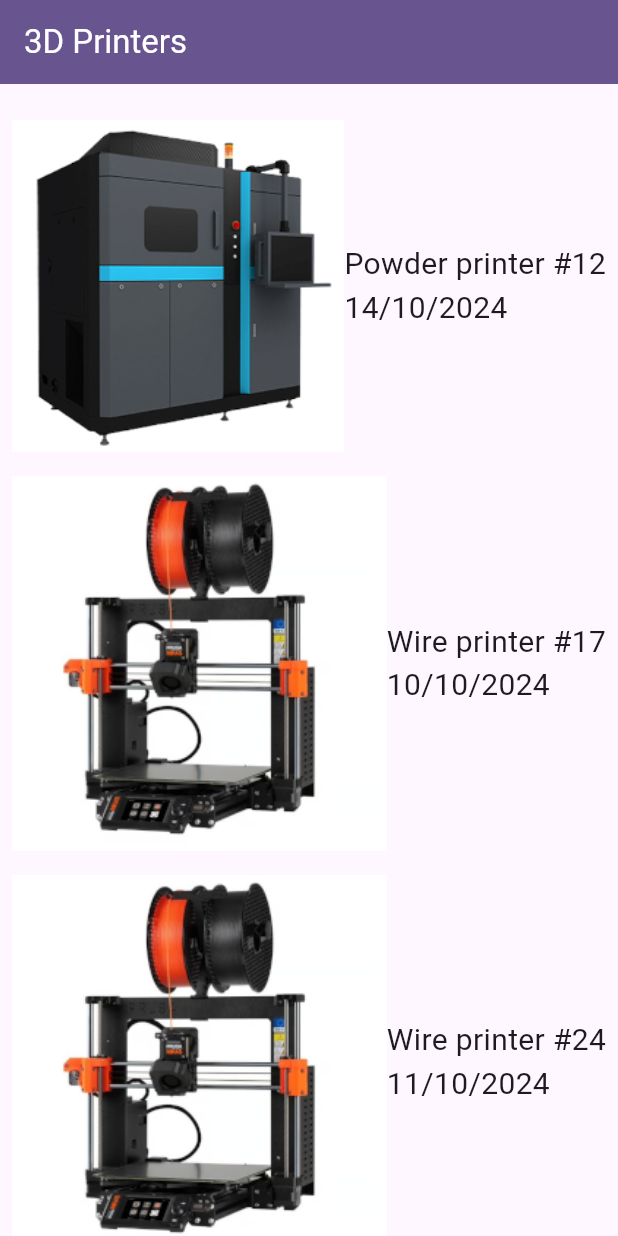
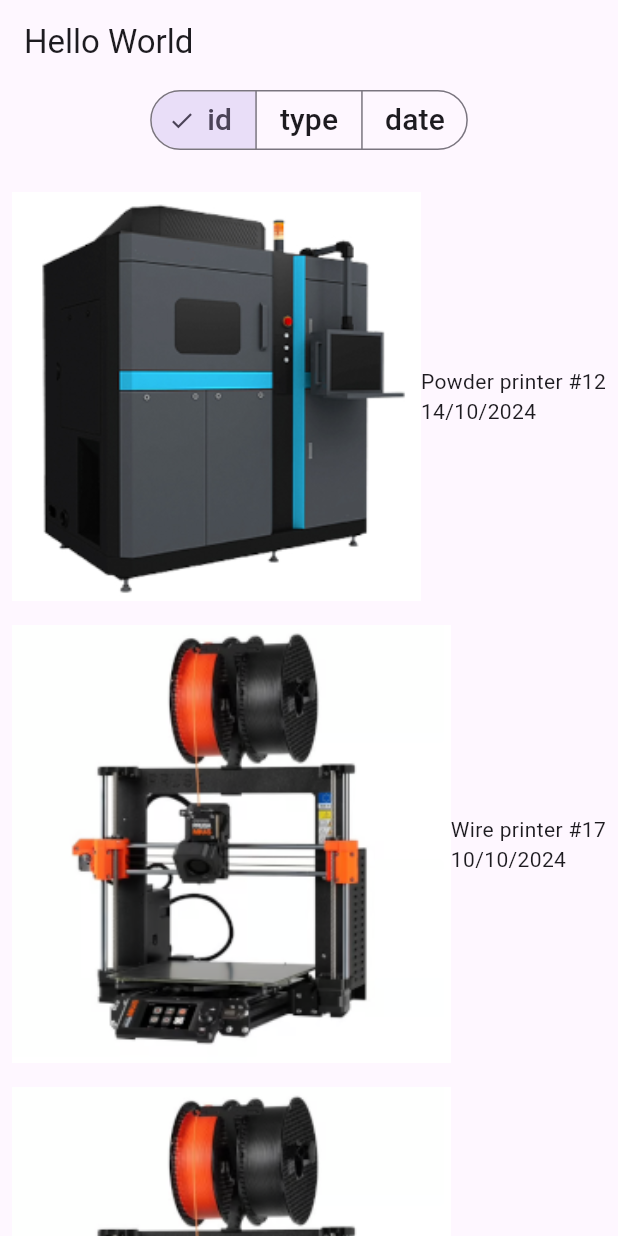
Before and after one commit to F4nel/imprimanteapp, a Flutter app: the screen it shows after launch, on a phone screen of 412 x 824 dp. Run offline on Flutter 3.47's test engine with Material 3 defaults, Android fonts, the phone set to English and light mode, and no system bars; our stand-ins replace get_it.

Commit message:
main, selection and view updated

```diff
--- a/lib/main.dart
+++ b/lib/main.dart
@@ -3,8 +3,10 @@ import 'package:flutter/material.dart';
 import 'package:imprimanteapp/printer.dart';
 import 'package:imprimanteapp/stock_repository.dart';
 import 'package:imprimanteapp/stock_repository_impl.dart';
+import 'package:imprimanteapp/stock_sort_by_date_widget.dart';
 import 'package:imprimanteapp/stock_sort_by_id_widget.dart';
 import 'package:imprimanteapp/selection_choice_widget.dart';
+import 'package:imprimanteapp/stock_sort_by_type_widget.dart';
 
 import 'printer_widget.dart';
 
@@ -44,12 +46,12 @@ class MyApp extends StatelessWidget {
           labelLarge: TextStyle(fontSize: 20),
           bodyLarge: TextStyle(fontSize: 20)
         ),
-        appBarTheme: AppBarTheme(
+        /*appBarTheme: AppBarTheme(
           backgroundColor: colorScheme.primary,
           foregroundColor: colorScheme.onPrimary
-        )
+        )*/
       ),
-      home: const StockSortByIdWidget(),
+      home: const SelectionChoice(),
     );
   }
 }
--- a/lib/selection_choice_widget.dart
+++ b/lib/selection_choice_widget.dart
@@ -1,6 +1,12 @@
 import 'package:flutter/cupertino.dart';
 import 'package:flutter/material.dart';
+import 'package:get_it/get_it.dart';
+import 'package:imprimanteapp/stock_repository.dart';
+import 'package:imprimanteapp/stock_repository_impl.dart';
+import 'package:imprimanteapp/stock_sort_by_date_widget.dart';
 import 'package:imprimanteapp/stock_sort_by_id_widget.dart';
+import 'package:imprimanteapp/stock_sort_by_type_widget.dart';
+
 
 class SelectionChoice extends StatefulWidget {
   const SelectionChoice({super.key});
@@ -11,23 +17,55 @@ class SelectionChoice extends StatefulWidget {
 
 class _SelectionChoiceState extends State<SelectionChoice> {
   Set<String> _selected = {'id'};
+  Widget _currentWidget = const StockSortByIdWidget();
+
+  void updateSelection(Set<String> newSelection) {
+    setState(() {
+      _selected = newSelection;
+
+      // Met à jour le widget actuel en fonction de la sélection
+      if (_selected.first == 'id') {
+        _currentWidget = const StockSortByIdWidget();
+      } else if (_selected.first == 'type') {
+        _currentWidget = const StockSortByTypeWidget();
+      } else if (_selected.first == 'date') {
+        _currentWidget = const StockSortByDateWidget();
+      }
+    });
+  }
 
   @override
   Widget build(BuildContext context) {
-    return SegmentedButton (
-      segments: const <ButtonSegment> [
-        ButtonSegment(
-            value: 'id',
-            label: Text('id')),
-        ButtonSegment(
-            value: 'type',
-            label: Text('type')),
-        ButtonSegment(
-            value: 'date',
-            label: Text('date')),
-      ],
-      selected: _selected,
+    return Scaffold(
+      appBar: AppBar(
+        title: const Text("Hello World"),
+      ),
+      body: Column(
+        children: [
+          SegmentedButton(
+            multiSelectionEnabled: false,
+            segments: const <ButtonSegment<String>>[
+              ButtonSegment<String>(
+                value: 'id',
+                label: Text('id'),
+              ),
+              ButtonSegment<String>(
+                value: 'type',
+                label: Text('type'),
+              ),
+              ButtonSegment<String>(
+                value: 'date',
+                label: Text('date'),
+              ),
+            ],
+            selected: _selected,
+            onSelectionChanged: updateSelection,
+          ),
+          Expanded(
+            child: _currentWidget, // Affiche le widget sélectionné
+          ),
+        ],
+      ),
     );
-    throw UnimplementedError();
   }
 }
--- a/lib/stock_sort_by_date_widget.dart
+++ b/lib/stock_sort_by_date_widget.dart
@@ -3,8 +3,8 @@ import 'package:get_it/get_it.dart';
 import 'package:imprimanteapp/printer_widget.dart';
 import 'package:imprimanteapp/stock_repository.dart';
 
-class StockSortByTypeWidget extends StatelessWidget {
-  const StockSortByTypeWidget({super.key});
+class StockSortByDateWidget extends StatelessWidget {
+  const StockSortByDateWidget({super.key});
 
   @override
   Widget build(BuildContext context) {
@@ -14,12 +14,9 @@ class StockSortByTypeWidget extends StatelessWidget {
         .toList();
     printers.sort((a,b) => a.dateTime.compareTo(b.dateTime));
 
-    return Scaffold(
-        appBar: AppBar(
-          title: const Text("3D Printers"),
-        ),
-        body:
-        Column(children: [
+    return MaterialApp(
+      home: Scaffold(
+        body: Column(children: [
           const SizedBox(height: 16),
           Expanded(
               child: ListView.builder(
@@ -27,6 +24,8 @@ class StockSortByTypeWidget extends StatelessWidget {
                   itemBuilder : (BuildContext context, int index) {
                     return PrinterWidget(printer: printers[index]);
                   }))
-        ]));
+        ]),
+      ),
+    );
   }
 }
--- a/lib/stock_sort_by_id_widget.dart
+++ b/lib/stock_sort_by_id_widget.dart
@@ -14,12 +14,9 @@ class StockSortByIdWidget extends StatelessWidget {
         .toList();
     printers.sort((a,b) => a.id.compareTo(b.id));
 
-    return Scaffold(
-      appBar: AppBar(
-        title: const Text("3D Printers"),
-      ),
-      body:
-      Column(children: [
+    return MaterialApp(
+      home: Scaffold(
+        body: Column(children: [
           const SizedBox(height: 16),
           Expanded(
               child: ListView.builder(
@@ -27,6 +24,8 @@ class StockSortByIdWidget extends StatelessWidget {
                   itemBuilder : (BuildContext context, int index) {
                     return PrinterWidget(printer: printers[index]);
                   }))
-      ]));
+        ]),
+      ),
+    );
   }
 }
```
Also changed, not shown: lib/stock_sort_by_type_widget.dart (+6 -7 lines). Lines whose indentation alone changed are shown as unchanged.
